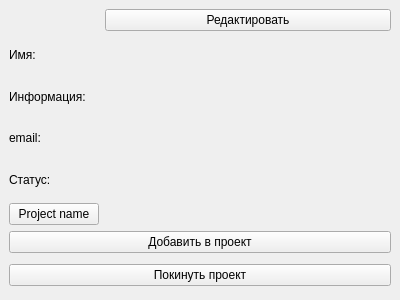
First picture: the form in WgtWorker.ui, repository mr-Din/ItConnect, before the edit.
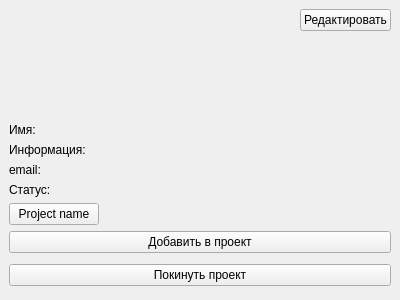
Second picture: the form after the edit.

What changed in the file:
```diff
--- a/WgtWorker.ui
+++ b/WgtWorker.ui
@@ -45,62 +45,7 @@
      </property>
      <widget class="QWidget" name="pg_user_date">
       <layout class="QGridLayout" name="gridLayout_2">
-       <item row="6" column="0" colspan="2">
-        <widget class="QPushButton" name="btn_add_to_project">
-         <property name="text">
-          <string>Добавить в проект</string>
-         </property>
-        </widget>
-       </item>
-       <item row="0" column="1">
-        <widget class="QPushButton" name="btn_edit">
-         <property name="sizePolicy">
-          <sizepolicy hsizetype="Expanding" vsizetype="Fixed">
-           <horstretch>0</horstretch>
-           <verstretch>0</verstretch>
-          </sizepolicy>
-         </property>
-         <property name="text">
-          <string>Редактировать</string>
-         </property>
-        </widget>
-       </item>
-       <item row="2" column="1">
-        <widget class="QLabel" name="lbl_info_2">
-         <property name="text">
-          <string/>
-         </property>
-         <property name="wordWrap">
-          <bool>true</bool>
-         </property>
-        </widget>
-       </item>
-       <item row="3" column="0">
-        <widget class="QLabel" name="lbl_email">
-         <property name="sizePolicy">
-          <sizepolicy hsizetype="Fixed" vsizetype="Preferred">
-           <horstretch>0</horstretch>
-           <verstretch>0</verstretch>
-          </sizepolicy>
-         </property>
-         <property name="minimumSize">
-          <size>
-           <width>90</width>
-           <height>0</height>
-          </size>
-         </property>
-         <property name="maximumSize">
-          <size>
-           <width>90</width>
-           <height>16777215</height>
-          </size>
-         </property>
-         <property name="text">
-          <string>email:</string>
-         </property>
-        </widget>
-       </item>
-       <item row="1" column="0">
+       <item row="2" column="0">
         <widget class="QLabel" name="lbl_login">
          <property name="sizePolicy">
           <sizepolicy hsizetype="Fixed" vsizetype="Preferred">
@@ -125,92 +70,7 @@
          </property>
         </widget>
        </item>
-       <item row="4" column="0">
-        <widget class="QLabel" name="lbl_status">
-         <property name="sizePolicy">
-          <sizepolicy hsizetype="Fixed" vsizetype="Preferred">
-           <horstretch>0</horstretch>
-           <verstretch>0</verstretch>
-          </sizepolicy>
-         </property>
-         <property name="minimumSize">
-          <size>
-           <width>90</width>
-           <height>0</height>
-          </size>
-         </property>
-         <property name="maximumSize">
-          <size>
-           <width>90</width>
-           <height>16777215</height>
-          </size>
-         </property>
-         <property name="text">
-          <string>Статус:</string>
-         </property>
-        </widget>
-       </item>
-       <item row="4" column="1">
-        <widget class="QLabel" name="lbl_status_2">
-         <property name="text">
-          <string/>
-         </property>
-        </widget>
-       </item>
-       <item row="1" column="1">
-        <widget class="QLabel" name="lbl_login_2">
-         <property name="text">
-          <string/>
-         </property>
-        </widget>
-       </item>
-       <item row="0" column="0">
-        <widget class="QLabel" name="lbl_photo">
-         <property name="text">
-          <string/>
-         </property>
-        </widget>
-       </item>
-       <item row="2" column="0">
-        <widget class="QLabel" name="lbl_info">
-         <property name="sizePolicy">
-          <sizepolicy hsizetype="Fixed" vsizetype="Preferred">
-           <horstretch>0</horstretch>
-           <verstretch>0</verstretch>
-          </sizepolicy>
-         </property>
-         <property name="minimumSize">
-          <size>
-           <width>90</width>
-           <height>0</height>
-          </size>
-         </property>
-         <property name="maximumSize">
-          <size>
-           <width>90</width>
-           <height>16777215</height>
-          </size>
-         </property>
-         <property name="text">
-          <string>Информация:</string>
-         </property>
-        </widget>
-       </item>
-       <item row="5" column="0">
-        <widget class="QPushButton" name="btn_project">
-         <property name="text">
-          <string>Project name</string>
-         </property>
-        </widget>
-       </item>
-       <item row="3" column="1">
-        <widget class="QLabel" name="lbl_email_2">
-         <property name="text">
-          <string/>
-         </property>
-        </widget>
-       </item>
-       <item row="7" column="0" colspan="2">
+       <item row="8" column="0" colspan="3">
         <widget class="QStackedWidget" name="stackedWidget_Del">
          <property name="maximumSize">
           <size>
@@ -285,6 +145,159 @@
          </widget>
         </widget>
        </item>
+       <item row="7" column="0" colspan="3">
+        <widget class="QPushButton" name="btn_add_to_project">
+         <property name="text">
+          <string>Добавить в проект</string>
+         </property>
+        </widget>
+       </item>
+       <item row="4" column="1" colspan="2">
+        <widget class="QLabel" name="lbl_email_2">
+         <property name="text">
+          <string/>
+         </property>
+        </widget>
+       </item>
+       <item row="3" column="1" colspan="2">
+        <widget class="QLabel" name="lbl_info_2">
+         <property name="text">
+          <string/>
+         </property>
+         <property name="wordWrap">
+          <bool>true</bool>
+         </property>
+        </widget>
+       </item>
+       <item row="4" column="0">
+        <widget class="QLabel" name="lbl_email">
+         <property name="sizePolicy">
+          <sizepolicy hsizetype="Fixed" vsizetype="Preferred">
+           <horstretch>0</horstretch>
+           <verstretch>0</verstretch>
+          </sizepolicy>
+         </property>
+         <property name="minimumSize">
+          <size>
+           <width>90</width>
+           <height>0</height>
+          </size>
+         </property>
+         <property name="maximumSize">
+          <size>
+           <width>90</width>
+           <height>16777215</height>
+          </size>
+         </property>
+         <property name="text">
+          <string>email:</string>
+         </property>
+        </widget>
+       </item>
+       <item row="0" column="2">
+        <widget class="QPushButton" name="btn_edit">
+         <property name="sizePolicy">
+          <sizepolicy hsizetype="Maximum" vsizetype="Fixed">
+           <horstretch>0</horstretch>
+           <verstretch>0</verstretch>
+          </sizepolicy>
+         </property>
+         <property name="text">
+          <string>Редактировать</string>
+         </property>
+        </widget>
+       </item>
+       <item row="2" column="1" colspan="2">
+        <widget class="QLabel" name="lbl_login_2">
+         <property name="text">
+          <string/>
+         </property>
+        </widget>
+       </item>
+       <item row="5" column="0">
+        <widget class="QLabel" name="lbl_status">
+         <property name="sizePolicy">
+          <sizepolicy hsizetype="Fixed" vsizetype="Preferred">
+           <horstretch>0</horstretch>
+           <verstretch>0</verstretch>
+          </sizepolicy>
+         </property>
+         <property name="minimumSize">
+          <size>
+           <width>90</width>
+           <height>0</height>
+          </size>
+         </property>
+         <property name="maximumSize">
+          <size>
+           <width>90</width>
+           <height>16777215</height>
+          </size>
+         </property>
+         <property name="text">
+          <string>Статус:</string>
+         </property>
+        </widget>
+       </item>
+       <item row="6" column="0">
+        <widget class="QPushButton" name="btn_project">
+         <property name="text">
+          <string>Project name</string>
+         </property>
+        </widget>
+       </item>
+       <item row="5" column="1" colspan="2">
+        <widget class="QLabel" name="lbl_status_2">
+         <property name="text">
+          <string/>
+         </property>
+        </widget>
+       </item>
+       <item row="3" column="0">
+        <widget class="QLabel" name="lbl_info">
+         <property name="sizePolicy">
+          <sizepolicy hsizetype="Fixed" vsizetype="Preferred">
+           <horstretch>0</horstretch>
+           <verstretch>0</verstretch>
+          </sizepolicy>
+         </property>
+         <property name="minimumSize">
+          <size>
+           <width>90</width>
+           <height>0</height>
+          </size>
+         </property>
+         <property name="maximumSize">
+          <size>
+           <width>90</width>
+           <height>16777215</height>
+          </size>
+         </property>
+         <property name="text">
+          <string>Информация:</string>
+         </property>
+        </widget>
+       </item>
+       <item row="1" column="2">
+        <spacer name="verticalSpacer">
+         <property name="orientation">
+          <enum>Qt::Vertical</enum>
+         </property>
+         <property name="sizeHint" stdset="0">
+          <size>
+           <width>0</width>
+           <height>0</height>
+          </size>
+         </property>
+        </spacer>
+       </item>
+       <item row="0" column="0" rowspan="2" colspan="2">
+        <widget class="QLabel" name="lbl_photo">
+         <property name="text">
+          <string/>
+         </property>
+        </widget>
+       </item>
       </layout>
      </widget>
      <widget class="QWidget" name="pg_edit_data">
```
